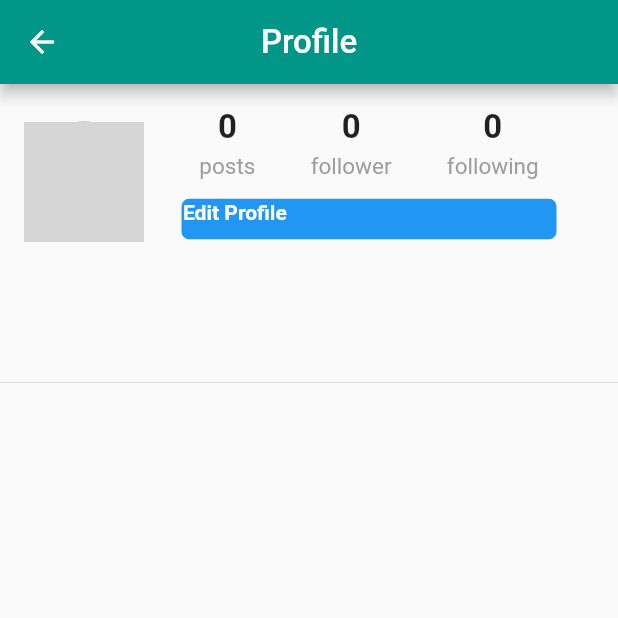
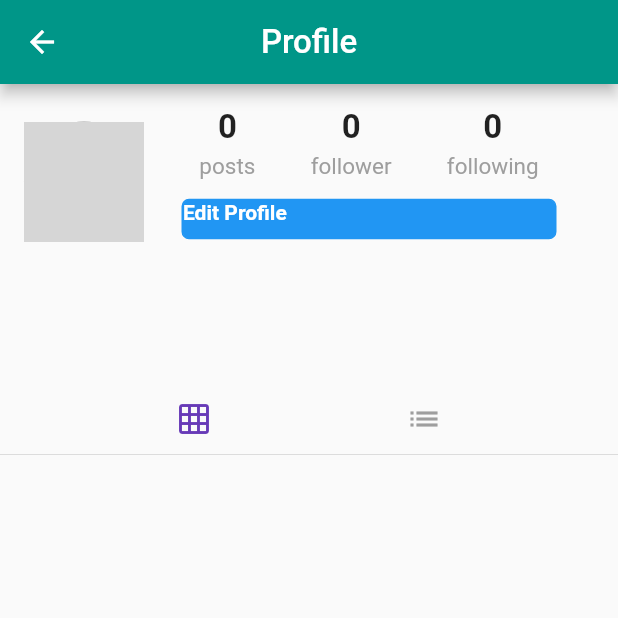
Before and after one commit to ntruongan/SocialMedia, a Flutter app: the Profile screen opened directly, on a phone screen of 412 x 824 dp, the top half of it. Run offline on Flutter 3.47's test engine with Material 2 defaults, Android fonts, the phone set to English and light mode, and no system bars; our stand-ins replace cached_network_image, cloud_firestore, firebase_storage, flutter_svg, geolocator, google_sign_in and 1 more; accounts and stored records are empty; network calls fail; grey boxes are pictures that could not be loaded.

Commit message:
10. 2. Toggle Profile Post Orientation

```diff
--- a/lib/pages/profile.dart
+++ b/lib/pages/profile.dart
@@ -20,6 +20,7 @@ class Profile extends StatefulWidget {
 
 class _ProfileState extends State<Profile> {
   final String currenUserId = currentUser?.id;
+  String postOrientation = "grid";
   int postCount = 0;
   bool isLoading = false;
   List<Post> posts = [];
@@ -124,7 +125,7 @@ class _ProfileState extends State<Profile> {
   buildProfilePosts() {
     if (isLoading) {
       return circularProgress();
-    }
+    } else if (postOrientation == "grid") {
       List<GridTile> gridTiles = [];
       posts.forEach((element) {
         gridTiles.add(GridTile(child: PostTile(element)));
@@ -138,9 +139,11 @@ class _ProfileState extends State<Profile> {
         physics: NeverScrollableScrollPhysics(),
         children: gridTiles,
       );
-    // return Column(
-    //   children: posts,
-    // );
+    } else if (postOrientation == "list") {
+      return Column(
+        children: posts,
+      );
+    }
   }
 
   buildProfileHeader() {
@@ -223,6 +226,34 @@ class _ProfileState extends State<Profile> {
     );
   }
 
+  setPostOrientation(String orient) {
+    setState(() {
+      this.postOrientation = orient;
+    });
+  }
+
+  buildTogglePostOrientation() {
+    return Row(
+      mainAxisAlignment: MainAxisAlignment.spaceEvenly,
+      children: <Widget>[
+        IconButton(
+          onPressed: () => setPostOrientation("grid"),
+          icon: Icon(Icons.grid_on),
+          color: postOrientation == 'grid'
+              ? Theme.of(context).primaryColor
+              : Colors.grey,
+        ),
+        IconButton(
+          onPressed: () => setPostOrientation("list"),
+          icon: Icon(Icons.list),
+          color: postOrientation == 'list'
+              ? Theme.of(context).primaryColor
+              : Colors.grey,
+        ),
+      ],
+    );
+  }
+
   @override
   Widget build(BuildContext context) {
     return Scaffold(
@@ -230,6 +261,7 @@ class _ProfileState extends State<Profile> {
       body: ListView(
         children: <Widget>[
           buildProfileHeader(),
+          buildTogglePostOrientation(),
           Divider(
             height: 0.0,
           ),
```
Lines whose indentation alone changed are shown as unchanged.
